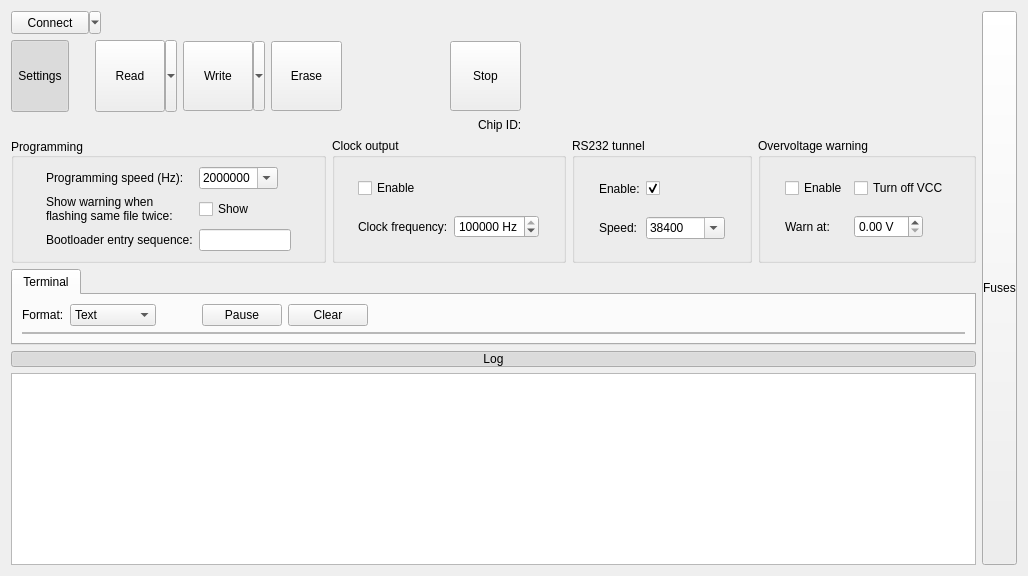
Above: src/LorrisProgrammer/ui/fullprogrammerui.ui from Tasssadar/Lorris before the change. Below: the same form after it.
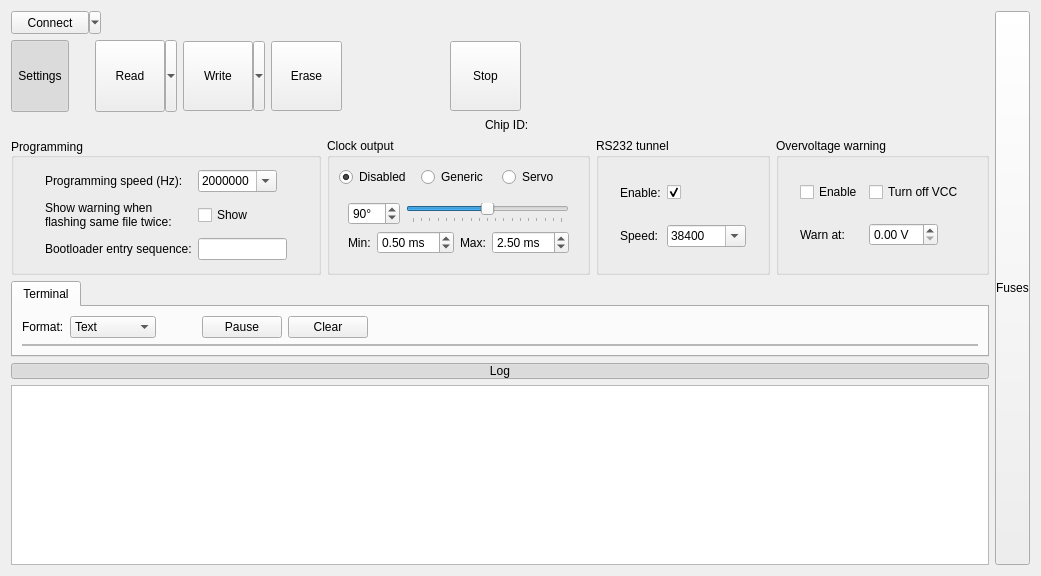
That is the form after the change. The open tabs and pages were chosen to show the change. Icons and pictures are not drawn. Custom widgets are drawn as their Qt base class.

Commit message: [849] Programmer: support for generating servo signal via Shupito

Diff of the .ui file:
```diff
--- a/src/LorrisProgrammer/ui/fullprogrammerui.ui
+++ b/src/LorrisProgrammer/ui/fullprogrammerui.ui
@@ -6,7 +6,7 @@
    <rect>
     <x>0</x>
     <y>0</y>
-    <width>1028</width>
+    <width>1041</width>
     <height>576</height>
    </rect>
   </property>
@@ -15,7 +15,7 @@
   </property>
   <layout class="QHBoxLayout" name="mainLayout">
    <item>
-    <layout class="QVBoxLayout" name="verticalLayout">
+    <layout class="QVBoxLayout" name="verticalLayout" stretch="0,0,0,0,1,0,0">
      <item>
       <layout class="QHBoxLayout" name="topLayout" stretch="0,0,0,0,0">
        <item>
@@ -584,64 +584,208 @@
        </item>
        <item>
         <widget class="QGroupBox" name="pwmBox">
+         <property name="sizePolicy">
+          <sizepolicy hsizetype="Preferred" vsizetype="Minimum">
+           <horstretch>0</horstretch>
+           <verstretch>0</verstretch>
+          </sizepolicy>
+         </property>
          <property name="title">
           <string>Clock output</string>
          </property>
-         <layout class="QGridLayout" name="gridLayout_4">
-          <item row="0" column="1">
-           <widget class="QCheckBox" name="pwmEnableBox">
-            <property name="text">
-             <string>Enable</string>
-            </property>
-           </widget>
+         <layout class="QVBoxLayout" name="verticalLayout_3">
+          <item>
+           <layout class="QHBoxLayout" name="horizontalLayout_5">
+            <item>
+             <widget class="QRadioButton" name="disablePwmRadio">
+              <property name="text">
+               <string>Disabled</string>
+              </property>
+              <property name="checked">
+               <bool>true</bool>
+              </property>
+              <attribute name="buttonGroup">
+               <string>pwmRadioGroup</string>
+              </attribute>
+             </widget>
+            </item>
+            <item>
+             <widget class="QRadioButton" name="genericPwmRadio">
+              <property name="text">
+               <string>Generic</string>
+              </property>
+              <attribute name="buttonGroup">
+               <string>pwmRadioGroup</string>
+              </attribute>
+             </widget>
+            </item>
+            <item>
+             <widget class="QRadioButton" name="servoPwmRadio">
+              <property name="text">
+               <string>Servo</string>
+              </property>
+              <attribute name="buttonGroup">
+               <string>pwmRadioGroup</string>
+              </attribute>
+             </widget>
+            </item>
+           </layout>
           </item>
-          <item row="1" column="1">
-           <widget class="QLabel" name="label_8">
-            <property name="text">
-             <string>Clock frequency:</string>
+          <item>
+           <widget class="QStackedWidget" name="pwmStack">
+            <property name="sizePolicy">
+             <sizepolicy hsizetype="Preferred" vsizetype="Minimum">
+              <horstretch>0</horstretch>
+              <verstretch>0</verstretch>
+             </sizepolicy>
             </property>
-           </widget>
-          </item>
-          <item row="1" column="3">
-           <spacer name="horizontalSpacer_4">
-            <property name="orientation">
-             <enum>Qt::Horizontal</enum>
+            <property name="currentIndex">
+             <number>0</number>
             </property>
-            <property name="sizeHint" stdset="0">
-             <size>
-              <width>40</width>
-              <height>20</height>
-             </size>
-            </property>
-           </spacer>
-          </item>
-          <item row="0" column="0">
-           <spacer name="horizontalSpacer_7">
-            <property name="orientation">
-             <enum>Qt::Horizontal</enum>
-            </property>
-            <property name="sizeHint" stdset="0">
-             <size>
-              <width>40</width>
-              <height>20</height>
-             </size>
-            </property>
-           </spacer>
-          </item>
-          <item row="1" column="2">
-           <widget class="QSpinBox" name="pwmFreqSpin">
-            <property name="suffix">
-             <string> Hz</string>
-            </property>
-            <property name="maximum">
-             <number>1000000000</number>
-            </property>
-            <property name="singleStep">
-             <number>1000000</number>
-            </property>
-            <property name="value">
-             <number>16000000</number>
-            </property>
+            <widget class="QWidget" name="page_3"/>
+            <widget class="QWidget" name="page">
+             <layout class="QGridLayout" name="gridLayout_4">
+              <item row="0" column="1">
+               <widget class="QSpinBox" name="pwmFreqSpin">
+                <property name="suffix">
+                 <string> Hz</string>
+                </property>
+                <property name="maximum">
+                 <number>1000000000</number>
+                </property>
+                <property name="singleStep">
+                 <number>1000000</number>
+                </property>
+                <property name="value">
+                 <number>16000000</number>
+                </property>
+               </widget>
+              </item>
+              <item row="0" column="0">
+               <widget class="QLabel" name="label_8">
+                <property name="text">
+                 <string>Clock frequency:</string>
+                </property>
+               </widget>
+              </item>
+              <item row="1" column="0">
+               <widget class="QLabel" name="label_9">
+                <property name="text">
+                 <string>Duty cycle:</string>
+                </property>
+               </widget>
+              </item>
+              <item row="1" column="1">
+               <widget class="QSpinBox" name="dutySpin">
+                <property name="suffix">
+                 <string>%</string>
+                </property>
+                <property name="maximum">
+                 <number>100</number>
+                </property>
+                <property name="value">
+                 <number>50</number>
+                </property>
+               </widget>
+              </item>
+             </layout>
+            </widget>
+            <widget class="QWidget" name="page_2">
+             <layout class="QVBoxLayout" name="verticalLayout_4">
+              <item>
+               <layout class="QHBoxLayout" name="horizontalLayout_7">
+                <item>
+                 <widget class="QSpinBox" name="servoPosSpin">
+                  <property name="suffix">
+                   <string>°</string>
+                  </property>
+                  <property name="minimum">
+                   <number>0</number>
+                  </property>
+                  <property name="maximum">
+                   <number>180</number>
+                  </property>
+                  <property name="value">
+                   <number>90</number>
+                  </property>
+                 </widget>
+                </item>
+                <item>
+                 <widget class="QSlider" name="servoPosSlider">
+                  <property name="minimum">
+                   <number>0</number>
+                  </property>
+                  <property name="maximum">
+                   <number>180</number>
+                  </property>
+                  <property name="value">
+                   <number>90</number>
+                  </property>
+                  <property name="orientation">
+                   <enum>Qt::Horizontal</enum>
+                  </property>
+                  <property name="tickPosition">
+                   <enum>QSlider::TicksBelow</enum>
+                  </property>
+                  <property name="tickInterval">
+                   <number>0</number>
+                  </property>
+                 </widget>
+                </item>
+               </layout>
+              </item>
+              <item>
+               <layout class="QHBoxLayout" name="horizontalLayout_6">
+                <item>
+                 <widget class="QLabel" name="label_10">
+                  <property name="text">
+                   <string>Min:</string>
+                  </property>
+                 </widget>
+                </item>
+                <item>
+                 <widget class="QDoubleSpinBox" name="minServoPeriodBox">
+                  <property name="suffix">
+                   <string> ms</string>
+                  </property>
+                  <property name="minimum">
+                   <double>0.100000000000000</double>
+                  </property>
+                  <property name="maximum">
+                   <double>20.000000000000000</double>
+                  </property>
+                  <property name="value">
+                   <double>0.500000000000000</double>
+                  </property>
+                 </widget>
+                </item>
+                <item>
+                 <widget class="QLabel" name="label_11">
+                  <property name="text">
+                   <string>Max:</string>
+                  </property>
+                 </widget>
+                </item>
+                <item>
+                 <widget class="QDoubleSpinBox" name="maxServoPeriodBox">
+                  <property name="suffix">
+                   <string> ms</string>
+                  </property>
+                  <property name="minimum">
+                   <double>0.100000000000000</double>
+                  </property>
+                  <property name="maximum">
+                   <double>20.000000000000000</double>
+                  </property>
+                  <property name="value">
+                   <double>2.500000000000000</double>
+                  </property>
+                 </widget>
+                </item>
+               </layout>
+              </item>
+             </layout>
+            </widget>
            </widget>
           </item>
          </layout>
```
Left out of the diff: 3 changed lines with no effect on the pictures. The commit also changes 7 other files.
